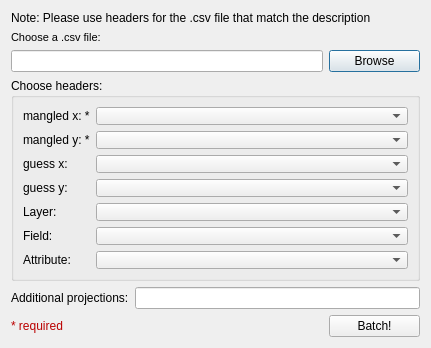
Above: CoordGuesser_fileBrowser_240118.ui from jicrbuh/CoordinateGuesser before the change. Below: the same form after it.
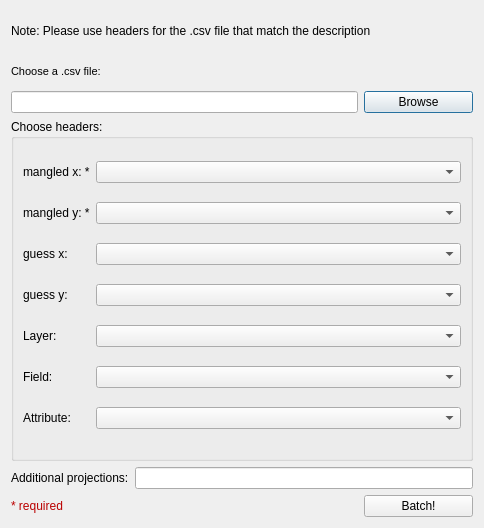
That is the form after the change.

Commit message: Changed gui layouts so they can stretch

What changed in the file:
```diff
--- a/CoordGuesser_fileBrowser_240118.ui
+++ b/CoordGuesser_fileBrowser_240118.ui
@@ -6,8 +6,8 @@
    <rect>
     <x>0</x>
     <y>0</y>
-    <width>431</width>
-    <height>348</height>
+    <width>484</width>
+    <height>528</height>
    </rect>
   </property>
   <property name="minimumSize">
@@ -19,7 +19,7 @@
   <property name="maximumSize">
    <size>
     <width>16777215</width>
-    <height>348</height>
+    <height>16777215</height>
    </size>
   </property>
   <property name="windowTitle">
@@ -45,7 +45,7 @@
      <property name="maximumSize">
       <size>
        <width>16777215</width>
-       <height>29</height>
+       <height>40</height>
       </size>
      </property>
      <property name="toolTip">
@@ -79,7 +79,7 @@
      <property name="title">
       <string>Choose headers:</string>
      </property>
-     <layout class="QFormLayout" name="formLayout">
+     <layout class="QGridLayout" name="gridLayout_2">
       <item row="0" column="0">
        <widget class="QLabel" name="labelSelectLayer_3">
         <property name="text">
```
Left out of the diff: 3 changed lines with no effect on the pictures. The commit also changes 2 other files.
